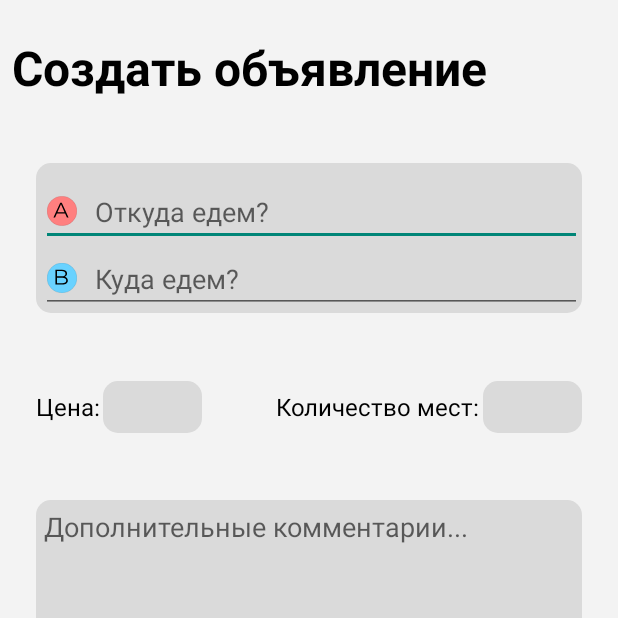
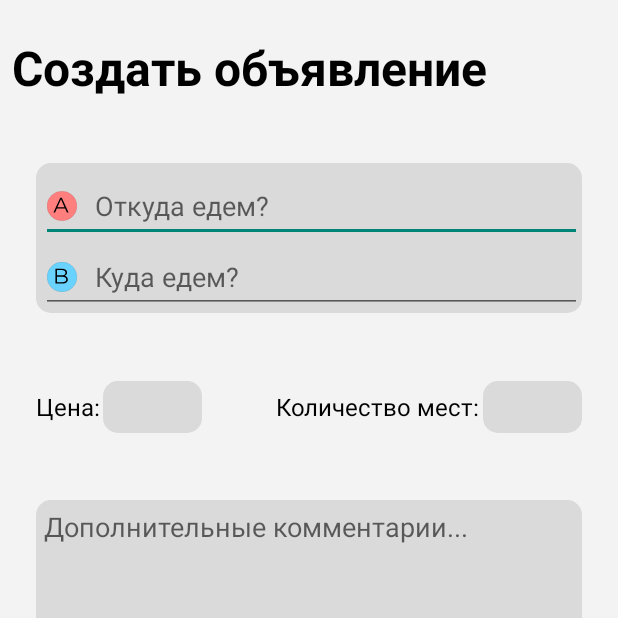
Before and after one commit to vk-education/BLDJ, an Android app: the fragment CreateFragment shown on its own in the app's theme, on a phone screen of 412 x 824 dp, the top half of it. Run offline under Robolectric (Android 15) with nearby library versions, the phone set to English and light mode, and no system bars.

Commit message:
hardcoded text cleanup, FrameLayout -> LinearLayout in fragment_create.xml

```diff
--- a/app/src/main/res/layout/fragment_create.xml
+++ b/app/src/main/res/layout/fragment_create.xml
@@ -20,7 +20,7 @@
             app:layout_constraintTop_toTopOf="parent"
             android:textSize="32sp" />
 
-    <RelativeLayout
+    <LinearLayout
             android:id="@+id/frame_way"
             android:layout_height="100dp"
             android:layout_width="0dp"
@@ -28,32 +28,33 @@
             app:layout_constraintEnd_toEndOf="@id/g_right"
             android:layout_marginTop="42dp"
             android:background="@drawable/components_gray"
-            app:layout_constraintTop_toBottomOf="@id/create_text">
+            app:layout_constraintTop_toBottomOf="@id/create_text"
+            android:orientation="vertical">
 
         <EditText
                 android:layout_marginStart="3dp"
                 android:drawableStart="@drawable/ic_a_point"
                 android:id="@+id/A_point"
-                android:layout_marginTop="10dp"
                 android:drawablePadding="12dp"
-                android:layout_alignParentTop="true"
+                android:layout_weight="1"
+                android:layout_marginTop="5dp"
                 android:textColor="@color/black"
-                android:layout_marginBottom="20dp"
-                android:layout_height="wrap_content"
+                android:layout_height="0dp"
                 android:layout_width="match_parent"
                 android:hint="Откуда едем?" />
 
         <EditText
+                android:layout_weight="1"
                 android:layout_marginStart="3dp"
                 android:drawableStart="@drawable/ic_b_point"
                 android:drawablePadding="12dp"
                 android:layout_alignParentBottom="true"
                 android:textColor="@color/black"
                 android:id="@+id/B_point"
-                android:layout_height="wrap_content"
+                android:layout_height="0dp"
                 android:layout_width="match_parent"
                 android:hint="Куда едем?" />
-    </RelativeLayout>
+    </LinearLayout>
 
     <TextView
             android:textSize="16sp"
```
